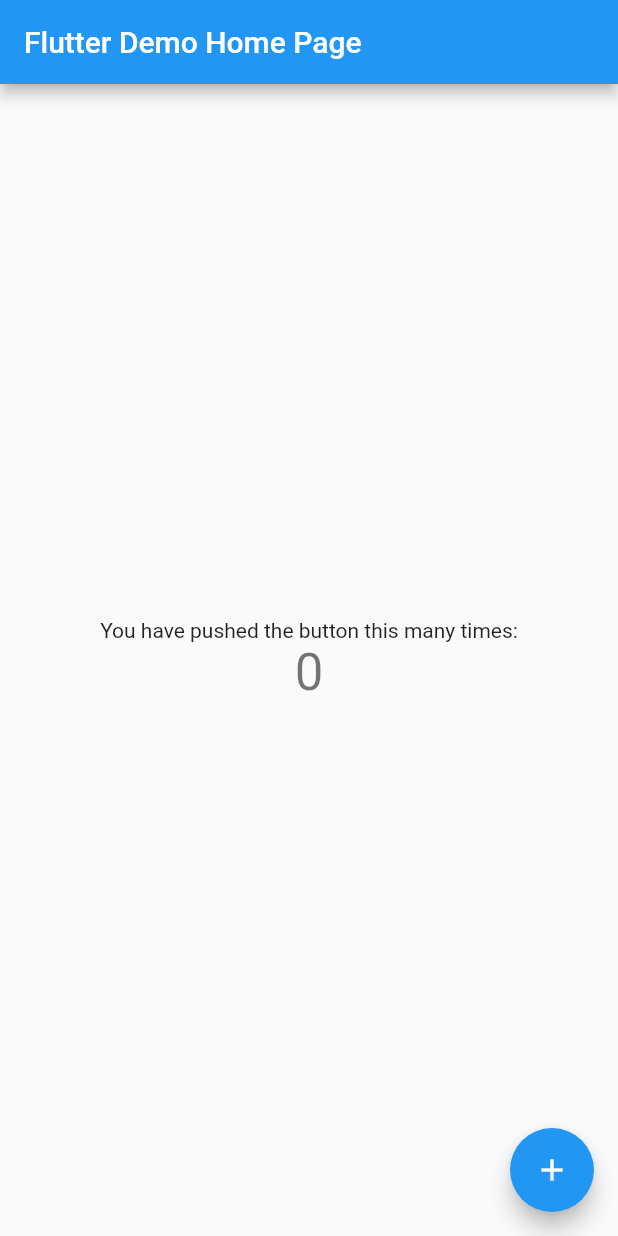
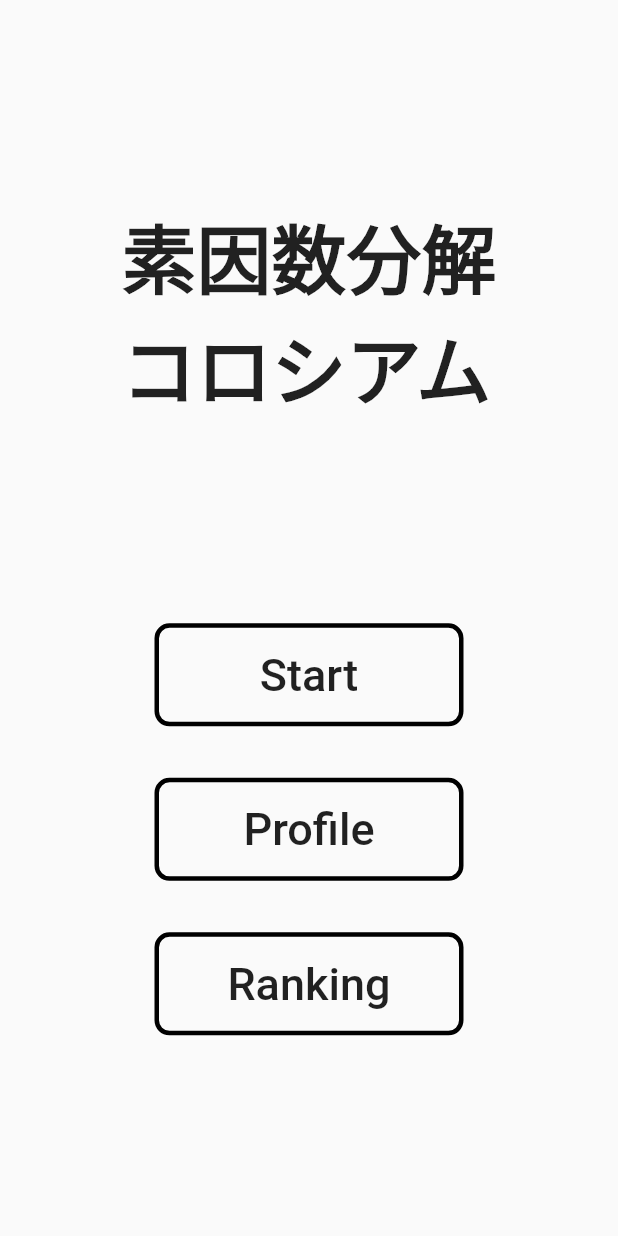
Before and after one commit to 50m-regent/prime_factorization_app, a Flutter app: the screen it shows after launch, on a phone screen of 412 x 824 dp. Run offline on Flutter 3.47's test engine with Material 2 defaults, Android fonts, the phone set to English and light mode, and no system bars.

Commit message:
Update main.dart

```diff
--- a/prime_factorization/lib/main.dart
+++ b/prime_factorization/lib/main.dart
@@ -1,111 +1,137 @@
 import 'package:flutter/material.dart';
+
+Size _displaySize;
 
 void main() => runApp(MyApp());
 
 class MyApp extends StatelessWidget {
-  // This widget is the root of your application.
-  @override
   Widget build(BuildContext context) {
     return MaterialApp(
-      title: 'Flutter Demo',
-      theme: ThemeData(
-        // This is the theme of your application.
-        //
-        // Try running your application with "flutter run". You'll see the
-        // application has a blue toolbar. Then, without quitting the app, try
-        // changing the primarySwatch below to Colors.green and then invoke
-        // "hot reload" (press "r" in the console where you ran "flutter run",
-        // or simply save your changes to "hot reload" in a Flutter IDE).
-        // Notice that the counter didn't reset back to zero; the application
-        // is not restarted.
-        primarySwatch: Colors.blue,
-      ),
-      home: MyHomePage(title: 'Flutter Demo Home Page'),
+      home: Title(),
     );
   }
 }
 
-class MyHomePage extends StatefulWidget {
-  MyHomePage({Key key, this.title}) : super(key: key);
-
-  // This widget is the home page of your application. It is stateful, meaning
-  // that it has a State object (defined below) that contains fields that affect
-  // how it looks.
-
-  // This class is the configuration for the state. It holds the values (in this
-  // case the title) provided by the parent (in this case the App widget) and
-  // used by the build method of the State. Fields in a Widget subclass are
-  // always marked "final".
-
-  final String title;
-
-  @override
-  _MyHomePageState createState() => _MyHomePageState();
-}
-
-class _MyHomePageState extends State<MyHomePage> {
-  int _counter = 0;
-
-  void _incrementCounter() {
-    setState(() {
-      // This call to setState tells the Flutter framework that something has
-      // changed in this State, which causes it to rerun the build method below
-      // so that the display can reflect the updated values. If we changed
-      // _counter without calling setState(), then the build method would not be
-      // called again, and so nothing would appear to happen.
-      _counter++;
-    });
+class Title extends StatelessWidget {
+  Widget _button(String title, {Function onPressed}) {
+    return FlatButton(
+      onPressed: onPressed,
+      child: Container(
+        width: _displaySize.width / 2,
+        height: _displaySize.width / 6,
+        child: Center(
+          child: Text(
+            title,
+            style: TextStyle(
+              fontSize: 30,
+            ),
+          ),
+        ),
+        decoration: BoxDecoration(
+          border: Border.all(width: 3),
+          borderRadius: BorderRadius.all(
+            Radius.circular(10),
+          ),
+        ),
+      ),
+    );
   }
 
-  @override
   Widget build(BuildContext context) {
-    // This method is rerun every time setState is called, for instance as done
-    // by the _incrementCounter method above.
-    //
-    // The Flutter framework has been optimized to make rerunning build methods
-    // fast, so that you can just rebuild anything that needs updating rather
-    // than having to individually change instances of widgets.
+    _displaySize = MediaQuery.of(context).size;
+
+    final Widget _title = Text(
+      '素因数分解\nコロシアム',
+      style: TextStyle(
+        fontSize: 50,
+        fontWeight: FontWeight.bold,
+      ),
+    );
+
+    final Widget _startButton = _button(
+      'Start',
+      onPressed: () {
+        Navigator.push(
+          context,
+          PageRouteBuilder(
+            pageBuilder: (BuildContext context, Animation animation, Animation secondaryAnimation) {
+              return Game();
+            },
+          ),
+        );
+      },
+    );
+    final Widget _profileButton = _button(
+      'Profile',
+      onPressed: () {},
+    );
+    final Widget _rankingButton = _button(
+      'Ranking',
+      onPressed: () {},
+    );
+
+    final Widget _buttons = Container(
+      height: _displaySize.height / 3,
+      child: Column(
+        mainAxisAlignment: MainAxisAlignment.spaceBetween,
+        children: <Widget>[
+          _startButton,
+          _profileButton,
+          _rankingButton,
+        ],
+      ),
+    );
+
     return Scaffold(
-      appBar: AppBar(
-        // Here we take the value from the MyHomePage object that was created by
-        // the App.build method, and use it to set our appbar title.
-        title: Text(widget.title),
-      ),
       body: Center(
-        // Center is a layout widget. It takes a single child and positions it
-        // in the middle of the parent.
         child: Column(
-          // Column is also layout widget. It takes a list of children and
-          // arranges them vertically. By default, it sizes itself to fit its
-          // children horizontally, and tries to be as tall as its parent.
-          //
-          // Invoke "debug painting" (press "p" in the console, choose the
-          // "Toggle Debug Paint" action from the Flutter Inspector in Android
-          // Studio, or the "Toggle Debug Paint" command in Visual Studio Code)
-          // to see the wireframe for each widget.
-          //
-          // Column has various properties to control how it sizes itself and
-          // how it positions its children. Here we use mainAxisAlignment to
-          // center the children vertically; the main axis here is the vertical
-          // axis because Columns are vertical (the cross axis would be
-          // horizontal).
-          mainAxisAlignment: MainAxisAlignment.center,
+          mainAxisAlignment: MainAxisAlignment.spaceEvenly,
           children: <Widget>[
-            Text(
-              'You have pushed the button this many times:',
-            ),
-            Text(
-              '$_counter',
-              style: Theme.of(context).textTheme.display1,
-            ),
+            _title,
+            _buttons,
           ],
         ),
       ),
-      floatingActionButton: FloatingActionButton(
-        onPressed: _incrementCounter,
-        tooltip: 'Increment',
-        child: Icon(Icons.add),
-      ), // This trailing comma makes auto-formatting nicer for build methods.
     );
   }
 }
+
+class Game extends StatefulWidget {
+  createState() {
+    return _GameState();
+  }
+}
+
+class _GameState extends State<Game> {
+  int _num;
+
+  Widget _number() {
+    return Text(
+      '$_num',
+    );
+  }
+
+  Widget _tenkey() {
+
+  }
+
+  Widget build(BuildContext context) {
+    return Scaffold(
+      body: Center(
+        child: Column(
+          mainAxisAlignment: MainAxisAlignment.spaceEvenly,
+          children: <Widget>[
+            _number(),
+            //_tenkey,
+          ],
+        ),
+      ),
+    );
+  }
+}
+
+class Profile extends StatelessWidget {
+  Widget build(BuildContext context) {
+    return Container();
+  }
+}
```
